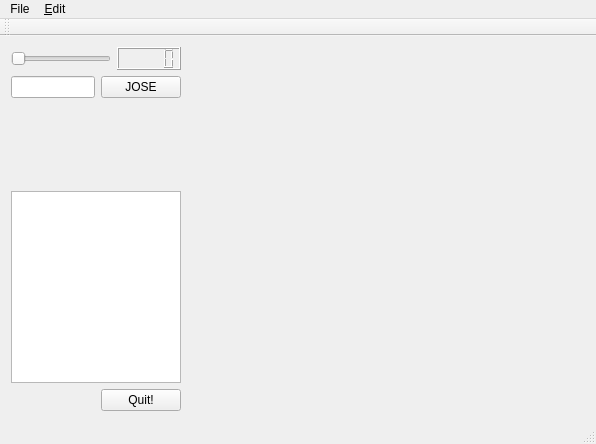
Old version of the form qtdemo/mainwindow.ui in the repository agostinhobritojr/dca1202.
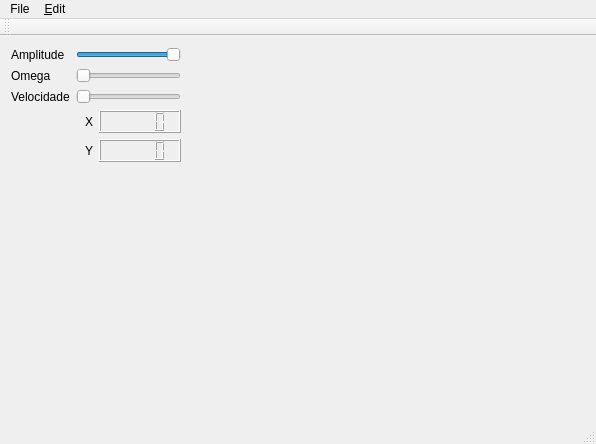
New version of the form. Icons and pictures are not drawn. Custom widgets are drawn as their Qt base class.

```diff
--- a/qtdemo/mainwindow.ui
+++ b/qtdemo/mainwindow.ui
@@ -14,85 +14,101 @@
    <string>MainWindow</string>
   </property>
   <widget class="QWidget" name="centralWidget">
-   <layout class="QHBoxLayout" name="horizontalLayout_4" stretch="30,70">
+   <layout class="QHBoxLayout" name="horizontalLayout" stretch="30,70">
     <item>
-     <layout class="QVBoxLayout" name="verticalLayout_2">
+     <layout class="QVBoxLayout" name="verticalLayout">
       <item>
-       <layout class="QHBoxLayout" name="horizontalLayout">
-        <item>
-         <widget class="QSlider" name="horizontalSlider">
+       <layout class="QGridLayout" name="gridLayout">
+        <item row="0" column="0">
+         <widget class="QLabel" name="label">
+          <property name="text">
+           <string>Amplitude</string>
+          </property>
+         </widget>
+        </item>
+        <item row="0" column="1">
+         <widget class="QSlider" name="horizontalSliderAmp">
+          <property name="value">
+           <number>99</number>
+          </property>
           <property name="orientation">
            <enum>Qt::Horizontal</enum>
           </property>
          </widget>
         </item>
-        <item>
-         <widget class="QLCDNumber" name="lcdNumber"/>
+        <item row="1" column="0">
+         <widget class="QLabel" name="label_2">
+          <property name="text">
+           <string>Omega</string>
+          </property>
+         </widget>
         </item>
-       </layout>
-      </item>
-      <item>
-       <layout class="QVBoxLayout" name="verticalLayout">
-        <item>
-         <layout class="QHBoxLayout" name="horizontalLayout_2">
-          <item>
-           <widget class="QLineEdit" name="lineEditTexto"/>
-          </item>
-          <item>
-           <widget class="QPushButton" name="pushButtonOk">
-            <property name="text">
-             <string>JOSE</string>
-            </property>
-           </widget>
-          </item>
-         </layout>
-        </item>
-        <item>
-         <spacer name="verticalSpacer">
+        <item row="1" column="1">
+         <widget class="QSlider" name="horizontalSliderOmega">
           <property name="orientation">
-           <enum>Qt::Vertical</enum>
+           <enum>Qt::Horizontal</enum>
           </property>
-          <property name="sizeHint" stdset="0">
-           <size>
-            <width>20</width>
-            <height>40</height>
-           </size>
+         </widget>
+        </item>
+        <item row="2" column="0">
+         <widget class="QLabel" name="label_3">
+          <property name="text">
+           <string>Velocidade</string>
           </property>
-         </spacer>
+         </widget>
         </item>
+        <item row="2" column="1">
+         <widget class="QSlider" name="horizontalSliderVeloc">
+          <property name="orientation">
+           <enum>Qt::Horizontal</enum>
+          </property>
+         </widget>
+        </item>
        </layout>
       </item>
       <item>
-       <widget class="QTextBrowser" name="textBrowserTexto"/>
-      </item>
-      <item>
-       <layout class="QHBoxLayout" name="horizontalLayout_3">
-        <item>
-         <spacer name="horizontalSpacer">
-          <property name="orientation">
-           <enum>Qt::Horizontal</enum>
+       <layout class="QGridLayout" name="gridLayout_2">
+        <item row="0" column="0">
+         <widget class="QLabel" name="label_4">
+          <property name="text">
+           <string>X</string>
           </property>
-          <property name="sizeHint" stdset="0">
-           <size>
-            <width>40</width>
-            <height>20</height>
-           </size>
+          <property name="alignment">
+           <set>Qt::AlignRight|Qt::AlignTrailing|Qt::AlignVCenter</set>
           </property>
-         </spacer>
+         </widget>
         </item>
-        <item>
-         <widget class="QPushButton" name="pushButtonQuit">
+        <item row="0" column="1">
+         <widget class="QLCDNumber" name="lcdNumberX"/>
+        </item>
+        <item row="1" column="0">
+         <widget class="QLabel" name="label_5">
           <property name="text">
-           <string>Quit!</string>
+           <string>Y</string>
           </property>
-          <property name="icon">
-           <iconset resource="resources.qrc">
-            <normaloff>:/skull</normaloff>:/skull</iconset>
+          <property name="alignment">
+           <set>Qt::AlignRight|Qt::AlignTrailing|Qt::AlignVCenter</set>
           </property>
          </widget>
         </item>
+        <item row="1" column="1">
+         <widget class="QLCDNumber" name="lcdNumberY"/>
+        </item>
        </layout>
       </item>
+      <item>
+       <spacer name="verticalSpacer">
+        <property name="orientation">
+         <enum>Qt::Vertical</enum>
+        </property>
+        <property name="sizeHint" stdset="0">
+         <size>
+          <width>20</width>
+          <height>40</height>
+         </size>
+        </property>
+       </spacer>
+      </item>
      </layout>
     </item>
     <item>
```
Left out of the diff: 32 changed lines with no effect on the pictures.
